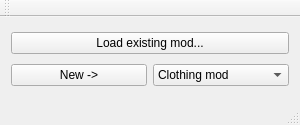
Above: mainwindow.ui from PythonicMoron/Liliths-Throne-Mod-Tool before the change. Below: the same form after it.
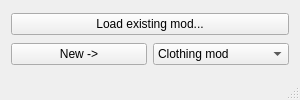
That is the form after the change.

The edit to the form file:
```diff
--- a/mainwindow.ui
+++ b/mainwindow.ui
@@ -7,7 +7,7 @@
     <x>0</x>
     <y>0</y>
     <width>300</width>
-    <height>125</height>
+    <height>100</height>
    </rect>
   </property>
   <property name="windowTitle">
@@ -50,14 +50,6 @@
     </item>
    </layout>
   </widget>
-  <widget class="QToolBar" name="mainToolBar">
-   <attribute name="toolBarArea">
-    <enum>TopToolBarArea</enum>
-   </attribute>
-   <attribute name="toolBarBreak">
-    <bool>false</bool>
-   </attribute>
-  </widget>
   <widget class="QStatusBar" name="statusBar"/>
   <action name="actionNew">
    <property name="text">
```
Left out of the diff: 9 changed lines with no effect on the pictures.
